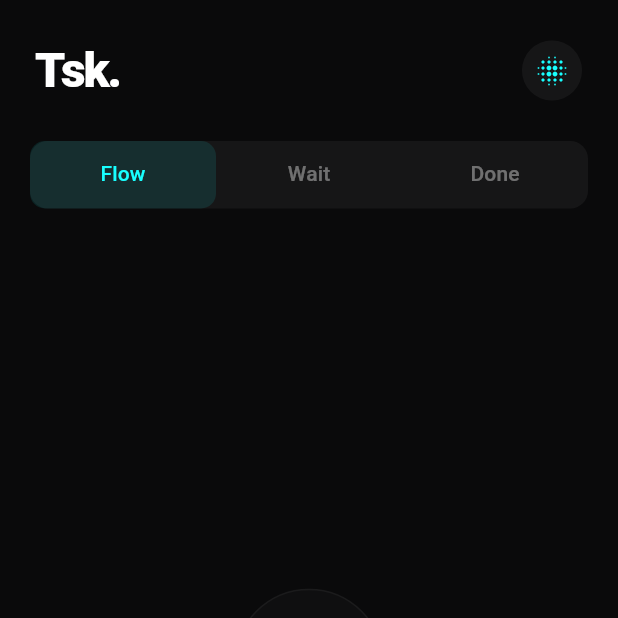
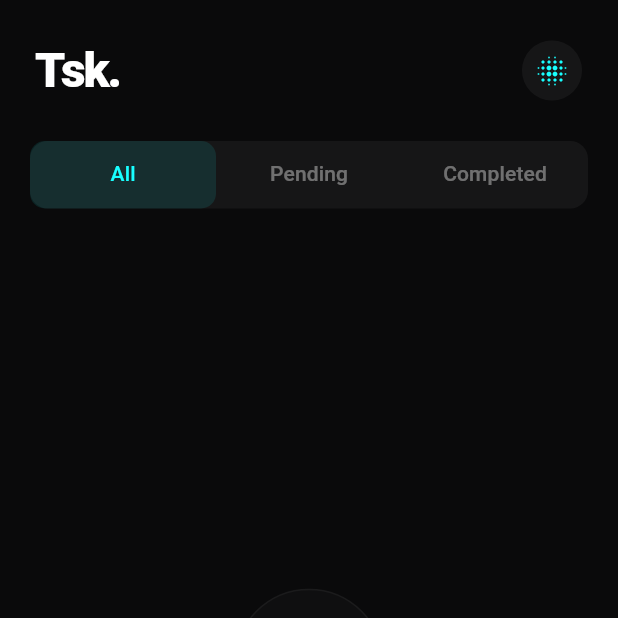
Before and after one commit to mukunda03/todo_hive_app, a Flutter app: the screen it shows after launch, on a phone screen of 412 x 824 dp, the top half of it. Run offline on Flutter 3.47's test engine with Material 3 defaults, Android fonts, the phone set to English and light mode, and no system bars; our stand-ins replace hive, hive_flutter; accounts and stored records are empty.

Commit message:
Complete Hive Todo Flutter app

```diff
--- a/lib/screens/add_task_screen.dart
+++ b/lib/screens/add_task_screen.dart
@@ -38,7 +38,7 @@ class _AddTaskScreenState extends State<AddTaskScreen> {
           onPressed: () => Navigator.pop(context),
         ),
         title: const Text(
-          'New Flow',
+          'New Task',
           style: TextStyle(
             color: Colors.white,
             fontWeight: FontWeight.w900,
--- a/lib/screens/home_screen.dart
+++ b/lib/screens/home_screen.dart
@@ -63,9 +63,9 @@ class HomeScreen extends StatelessWidget {
                   dividerColor: Colors.transparent,
                   indicatorSize: TabBarIndicatorSize.tab,
                   tabs: const [
-                    Tab(text: 'Flow'),
-                    Tab(text: 'Wait'),
-                    Tab(text: 'Done'),
+                    Tab(text: 'All'),
+                    Tab(text: 'Pending'),
+                    Tab(text: 'Completed'),
                   ],
                 ),
               ),
--- a/lib/screens/task_view_screen.dart
+++ b/lib/screens/task_view_screen.dart
@@ -112,7 +112,7 @@ class _TaskViewScreenState extends State<TaskViewScreen> {
             ),
             const SizedBox(height: 24),
 
-            _buildSectionLabel("MISSION DETAILS"),
+            _buildSectionLabel("TASK DETAILS"),
             const SizedBox(height: 12),
 
             // --- Description Glass Box ---
@@ -149,7 +149,7 @@ class _TaskViewScreenState extends State<TaskViewScreen> {
               child: Row(
                 children: [
                   const Text(
-                    'Mark as Finished',
+                    'Mark as Completed',
                     style: TextStyle(
                       color: Colors.white,
                       fontWeight: FontWeight.w500,
```
